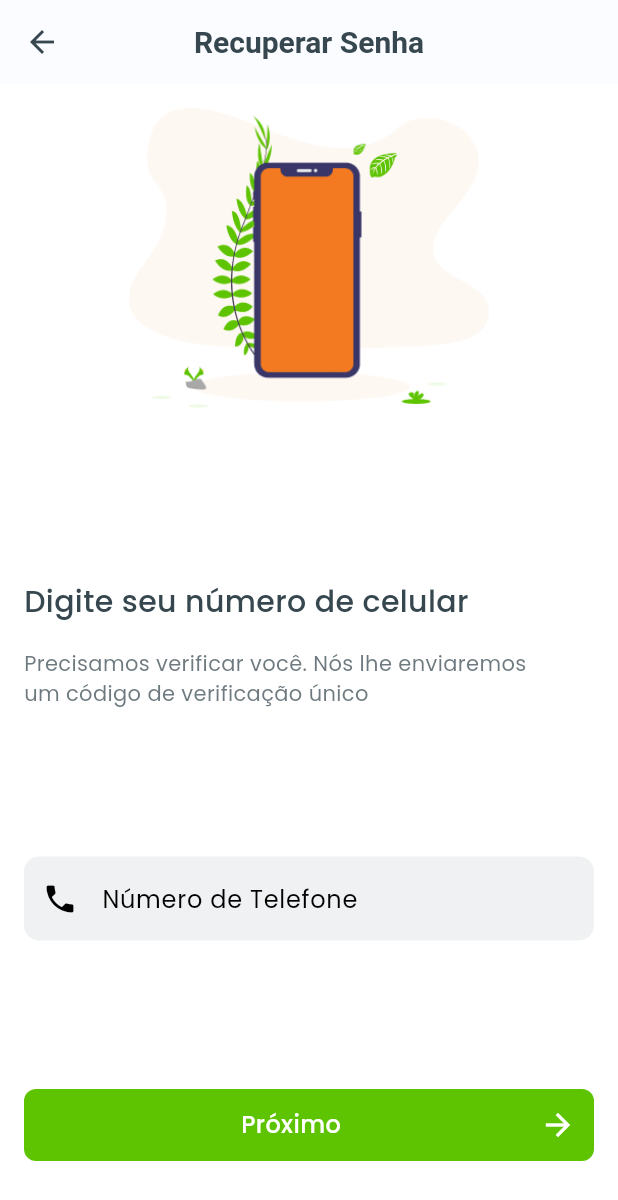
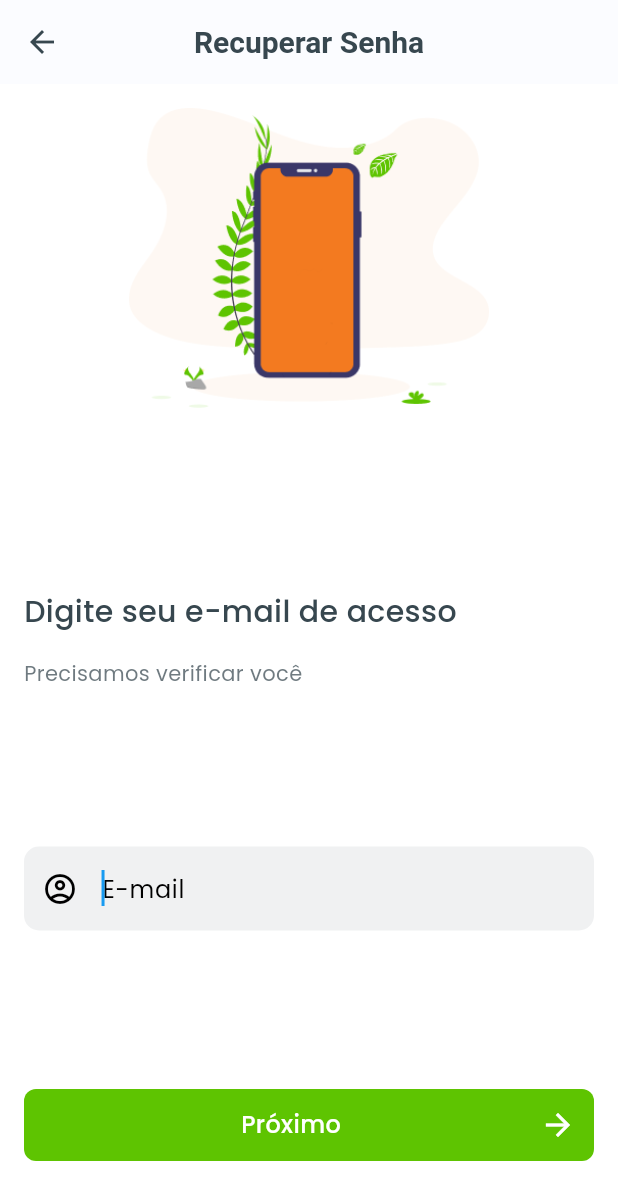
Before and after one commit to rafaelpadu/green_plate, a Flutter app: the LoginScreen screen opened directly, after a tap on "Esqueceu sua senha?", on a phone screen of 412 x 824 dp. Shown: the top 1200 px of the screen. Run offline on Flutter 3.47's test engine with Material 2 defaults, Android fonts, the phone set to English and light mode, and no system bars; our stand-ins replace carousel_slider, email_validator, firebase_core, flutter_secure_storage, fluttertoast, hive and 2 more; missing offline and left inert: http_interceptor; accounts and stored records are empty; statements that could not run were skipped.

Commit message:
checagem de e-mail existente para recuperaçao de senha

```diff
--- a/lib/src/data/error/exceptions.dart
+++ b/lib/src/data/error/exceptions.dart
@@ -16,3 +16,7 @@ class NotFoundException extends GreenPlateException {
 class LoginException extends GreenPlateException {
   LoginException({required super.message});
 }
+
+class UserNotFoundException extends GreenPlateException {
+  UserNotFoundException({required super.message});
+}
--- /dev/null
+++ b/lib/src/data/repositories/usuario_repository.dart
@@ -0,0 +1,20 @@
+import "package:http/http.dart" as http;
+import "package:logger/logger.dart";
+
+import "../error/exceptions.dart";
+import "../network/enviroment.dart";
+import "../network/http_client.dart";
+
+class UsuarioRepository {
+  Logger log = Logger();
+  http.Client client = NoAuthApiClient().client;
+  String apiUrl = Env.apiurl;
+
+  Future<void> checkUserName(String userName) async {
+    Uri uri = Uri.parse("$apiUrl/api/user/check-username/$userName");
+    http.Response resp = await client.get(uri);
+    if (resp.statusCode != 200) {
+      throw UserNotFoundException(message: 'Não foi encontrado um usuário com esse e-mail');
+    }
+  }
+}
--- a/lib/src/presentation/features/authentication/application/login_service.dart
+++ b/lib/src/presentation/features/authentication/application/login_service.dart
@@ -1,5 +1,6 @@
 import 'package:flutter_secure_storage/flutter_secure_storage.dart';
 import 'package:green_plate/src/data/repositories/auth_repository.dart';
+import 'package:green_plate/src/data/repositories/usuario_repository.dart';
 import 'package:green_plate/src/domain/model/DTOs/usuario_dto.dart';
 import 'package:green_plate/src/presentation/features/authentication/application/token_dto.dart';
 import 'package:green_plate/src/utils/jwt_decode.dart';
@@ -20,4 +21,9 @@ class LoginService {
     await storage.write(key: 'refreshToken', value: refreshToken);
     await storage.write(key: 'userId', value: userId.toString());
   }
+
+  Future<void> checkIfUserNameExists(String userName) {
+    UsuarioRepository usuarioRepository = UsuarioRepository();
+    return usuarioRepository.checkUserName(userName);
+  }
 }
--- a/lib/src/presentation/features/authentication/views/login_screen.dart
+++ b/lib/src/presentation/features/authentication/views/login_screen.dart
@@ -3,14 +3,12 @@ import 'dart:io';
 import 'package:email_validator/email_validator.dart';
 import 'package:flutter/material.dart';
 import 'package:flutter/services.dart';
-import 'package:fluttertoast/fluttertoast.dart';
 import 'package:green_plate/src/config/theme_colors.dart';
 import 'package:green_plate/src/data/error/exceptions.dart';
 import 'package:green_plate/src/presentation/features/authentication/application/login_service.dart';
 import 'package:green_plate/src/presentation/features/authentication/views/registration/registration_mode_selection.dart';
 import 'package:green_plate/src/presentation/features/authentication/views/reset_password/verification_number_screen.dart';
 import 'package:green_plate/src/presentation/features/main/green_plate_screen.dart';
-import 'package:green_plate/src/presentation/features/main/views/home_screen.dart';
 import 'package:green_plate/src/presentation/widgets/independent/green_plate_logo.dart';
 import 'package:green_plate/src/utils/loading_service.dart';
 import 'package:green_plate/src/utils/toast_service.dart';
@@ -23,7 +21,8 @@ class LoginScreen extends StatefulWidget {
 }
 
 class _LoginScreenState extends State<LoginScreen> {
-  late FocusNode _node;
+  late FocusNode emailFocusNode;
+  late FocusNode passwordFocusNode;
   final _formKey = GlobalKey<FormState>();
   final TextEditingController _emailController = TextEditingController();
   final TextEditingController _passwordController = TextEditingController();
@@ -32,7 +31,8 @@ class _LoginScreenState extends State<LoginScreen> {
   @override
   void initState() {
     super.initState();
-    _node = FocusNode();
+    emailFocusNode = FocusNode();
+    passwordFocusNode = FocusNode();
   }
 
   @override
@@ -72,9 +72,13 @@ class _LoginScreenState extends State<LoginScreen> {
                     padding: const EdgeInsets.symmetric(vertical: 16),
                     child: TextFormField(
                       controller: _emailController,
+                      textInputAction: TextInputAction.next,
+                      onFieldSubmitted: (_) {
+                        _fieldFocusChange(context, emailFocusNode, passwordFocusNode);
+                      },
                       keyboardType: TextInputType.emailAddress,
                       inputFormatters: [FilteringTextInputFormatter.deny(RegExp(r'[/\\ ]'))],
-                      focusNode: _node,
+                      focusNode: emailFocusNode,
                       validator: (String? value) {
                         if (value == null || value.isEmpty) {
                           return 'Campo não pode estar vazio';
@@ -90,7 +94,7 @@ class _LoginScreenState extends State<LoginScreen> {
                           borderSide: BorderSide.none,
                           borderRadius: BorderRadius.circular(10),
                         ),
-                        hintText: 'E-mail ou celular',
+                        hintText: 'E-mail',
                         prefixIcon: const Icon(Icons.account_circle_outlined),
                         fillColor: ThemeColors.textFieldBackGround,
                         filled: true,
@@ -99,6 +103,12 @@ class _LoginScreenState extends State<LoginScreen> {
                   ),
                   TextFormField(
                     controller: _passwordController,
+                    focusNode: passwordFocusNode,
+                    textInputAction: TextInputAction.next,
+                    onFieldSubmitted: (_) {
+                      passwordFocusNode.unfocus();
+                      login();
+                    },
                     decoration: InputDecoration(
                       border: OutlineInputBorder(
                         borderSide: BorderSide.none,
@@ -218,7 +228,7 @@ class _LoginScreenState extends State<LoginScreen> {
   }
 
   goToResetPasswordScreen() {
-    Navigator.push(context, MaterialPageRoute(builder: (context) => const VerificationNumberScreen()));
+    Navigator.push(context, MaterialPageRoute(builder: (context) => const VerificationUserNameScreen()));
   }
 
   goToRegistrationScreen() {
@@ -246,4 +256,12 @@ class _LoginScreenState extends State<LoginScreen> {
       LoadingService.hide();
     });
   }
+
+  @override
+  void dispose() {
+    emailFocusNode.dispose();
+    super.dispose();
+  }
+
+  void _fieldFocusChange(BuildContext context, FocusNode emailFocusNode, FocusNode passwordFocusNode) {}
 }
--- a/lib/src/presentation/features/authentication/views/reset_password/verification_number_screen.dart
+++ b/lib/src/presentation/features/authentication/views/reset_password/verification_number_screen.dart
@@ -1,13 +1,35 @@
+import 'package:email_validator/email_validator.dart';
 import 'package:flutter/material.dart';
+import 'package:flutter/services.dart';
 import 'package:green_plate/src/config/theme_colors.dart';
+import 'package:green_plate/src/data/error/exceptions.dart';
+import 'package:green_plate/src/presentation/features/authentication/application/login_service.dart';
 import 'package:green_plate/src/presentation/features/authentication/views/reset_password/code_confirmation_screen.dart';
+import 'package:green_plate/src/utils/loading_service.dart';
 
-class VerificationNumberScreen extends StatelessWidget {
-  const VerificationNumberScreen({super.key});
+import '../../../../../utils/toast_service.dart';
+
+class VerificationUserNameScreen extends StatefulWidget {
+  const VerificationUserNameScreen({super.key});
+
+  @override
+  State<VerificationUserNameScreen> createState() => _VerificationUserNameScreenState();
+}
+
+class _VerificationUserNameScreenState extends State<VerificationUserNameScreen> {
+  final TextEditingController userNameController = TextEditingController();
+  final FocusNode focusNode = FocusNode();
+  final _formKey = GlobalKey<FormState>();
+  bool _submitted = false;
+  @override
+  void initState() {
+    // TODO: implement initState
+    super.initState();
+    focusNode.requestFocus();
+  }
 
   @override
   Widget build(BuildContext context) {
-    final TextEditingController phoneController = TextEditingController();
     return Scaffold(
       appBar: AppBar(
         centerTitle: true,
@@ -18,6 +40,8 @@ class VerificationNumberScreen extends StatelessWidget {
           constraints: BoxConstraints(minHeight: MediaQuery.sizeOf(context).height - 90),
           child: Padding(
             padding: const EdgeInsets.all(16),
+            child: Form(
+              key: _formKey,
               child: Column(
                 mainAxisAlignment: MainAxisAlignment.spaceBetween,
                 crossAxisAlignment: CrossAxisAlignment.start,
@@ -34,12 +58,12 @@ class VerificationNumberScreen extends StatelessWidget {
                       Padding(
                         padding: const EdgeInsets.symmetric(vertical: 16),
                         child: Text(
-                        'Digite seu número de celular',
+                          'Digite seu e-mail de acesso',
                           style: TextStyle(fontSize: 20, fontWeight: pesosDeFonte['medium']),
                         ),
                       ),
                       Text(
-                      "Precisamos verificar você. Nós lhe enviaremos \num código de verificação único",
+                        "Precisamos verificar você",
                         style: TextStyle(
                           color: ThemeColors.primaryFontLowOpacityColor,
                         ),
@@ -47,14 +71,29 @@ class VerificationNumberScreen extends StatelessWidget {
                     ],
                   ),
                   TextFormField(
-                  controller: phoneController,
+                    controller: userNameController,
+                    textInputAction: TextInputAction.next,
+                    onFieldSubmitted: (_) => checkUserName(context),
+                    keyboardType: TextInputType.emailAddress,
+                    autovalidateMode: _submitted ? AutovalidateMode.always : AutovalidateMode.disabled,
+                    inputFormatters: [FilteringTextInputFormatter.deny(RegExp(r'[/\\ ]'))],
+                    focusNode: focusNode,
+                    validator: (String? value) {
+                      if (value == null || value.isEmpty) {
+                        return 'Campo não pode estar vazio';
+                      }
+                      if (!EmailValidator.validate(value)) {
+                        return 'E-mail inválido';
+                      }
+                      return null;
+                    },
                     decoration: InputDecoration(
                       border: OutlineInputBorder(
                         borderSide: BorderSide.none,
                         borderRadius: BorderRadius.circular(10),
                       ),
-                    hintText: 'Número de Telefone',
-                    prefixIcon: const Icon(Icons.phone),
+                      hintText: 'E-mail',
+                      prefixIcon: const Icon(Icons.account_circle_outlined),
                       fillColor: ThemeColors.textFieldBackGround,
                       filled: true,
                     ),
@@ -93,7 +132,28 @@ class VerificationNumberScreen extends StatelessWidget {
             ),
           ),
         ),
+      ),
     );
+  }
+
+  void checkUserName(BuildContext context) {
+    LoginService loginService = LoginService();
+    setState(() => _submitted = true);
+    if (!_formKey.currentState!.validate()) {
+      ToastService.warning('E-mail inválido. Digite o e-mail corretamente');
+      return;
+    }
+    LoadingService.show(context);
+    loginService.checkIfUserNameExists(userNameController.text).then((_) {
+      ToastService.success('E-mail encontrado com  sucesso');
+      LoadingService.hide();
+      goToResetPasswordScreen(context);
+    }).catchError((err) {
+      LoadingService.hide();
+      ToastService.error(
+          err is GreenPlateException ? err.message : 'Erro ao tentar checar o e-mail. Tente novamente mais tarde');
+      return;
+    });
   }
 
   goToResetPasswordScreen(BuildContext context) {
```
Lines whose indentation alone changed are shown as unchanged.
